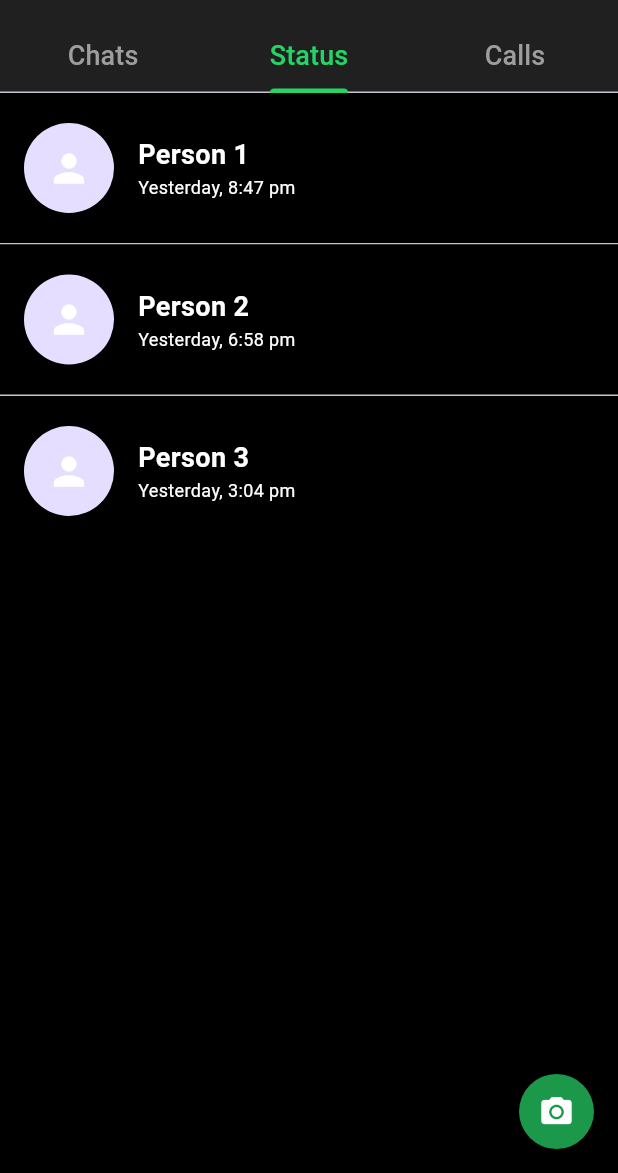
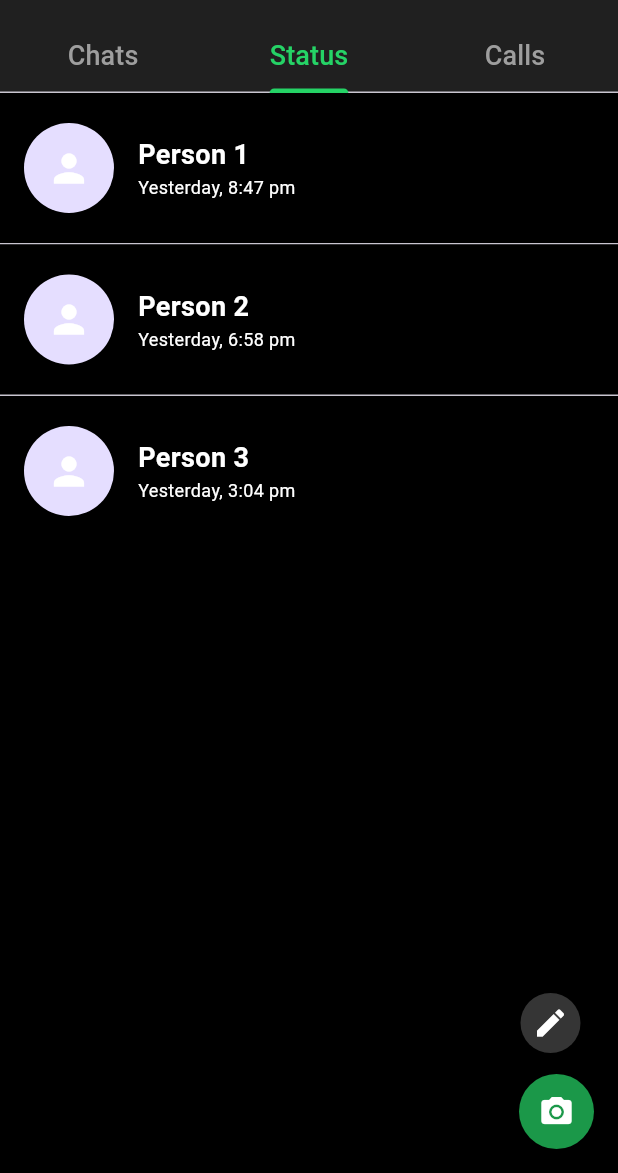
Before and after one commit to SanduSenarathne/demo_app, a Flutter app: the screen it shows after launch, tab 2 chosen, on a phone screen of 412 x 824 dp, the part 63-1236 px from its top. Run offline on Flutter 3.47's test engine with Material 2 defaults, Android fonts, the phone set to English and light mode, and no system bars; our stand-ins replace get.

Commit message:
adding a status creating page

```diff
--- a/lib/View/chat_info.dart
+++ b/lib/View/chat_info.dart
@@ -160,7 +160,8 @@ class ChatInfo extends StatelessWidget {
           ),
         ],
       ),
-      body: Column(children: [
+      body: Column(
+        children: [
           Expanded(
             child: Container(
               color: Colors.black,
@@ -207,7 +208,8 @@ class ChatInfo extends StatelessWidget {
               ],
             ),
           )
-      ]),
+        ],
+      ),
     );
   }
 }
--- a/lib/View/statusPage.dart
+++ b/lib/View/statusPage.dart
@@ -1,5 +1,6 @@
 import 'package:flutter/material.dart';
 import 'package:get/get.dart';
+import 'package:demo_whatsapp/createStatus.dart';
 
 class StatusController extends GetxController {
   // Add your controller logic here
@@ -103,6 +104,27 @@ class StatusPage extends StatelessWidget {
               child: Icon(Icons.camera_alt, color: Colors.white),
             ),
           ),
+          Positioned(
+            bottom: 80,
+            right: 25,
+            child: GestureDetector(
+              onTap: () {
+                Navigator.push(
+                  context,
+                  MaterialPageRoute(builder: (context) => CreateStatusPage()),
+                );
+              },
+              child: Container(
+                width: 40,
+                height: 40,
+                decoration: BoxDecoration(
+                  shape: BoxShape.circle,
+                  color: Color.fromARGB(200, 67, 67, 67),
+                ),
+                child: Icon(Icons.edit, color: Colors.white),
+              ),
+            ),
+          ),
         ],
       ),
     );
```
Also changed, not shown: lib/createStatus.dart (added, +17 -0 lines). Lines whose indentation alone changed are shown as unchanged.
